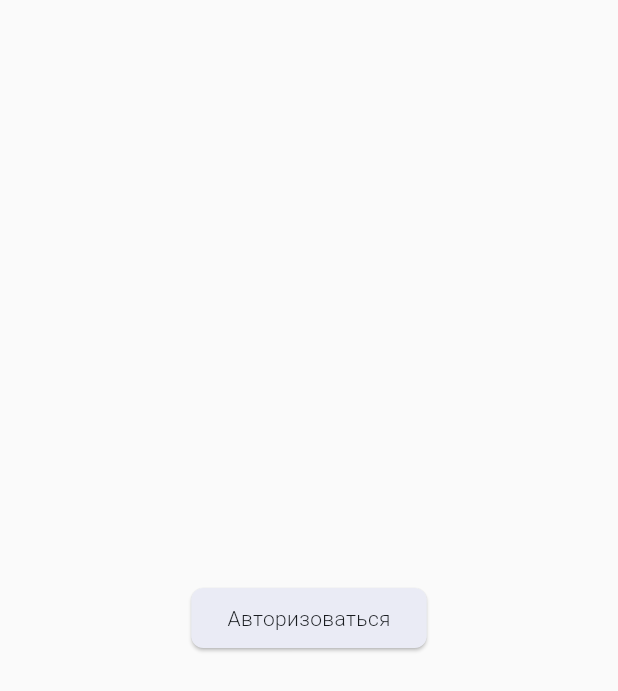
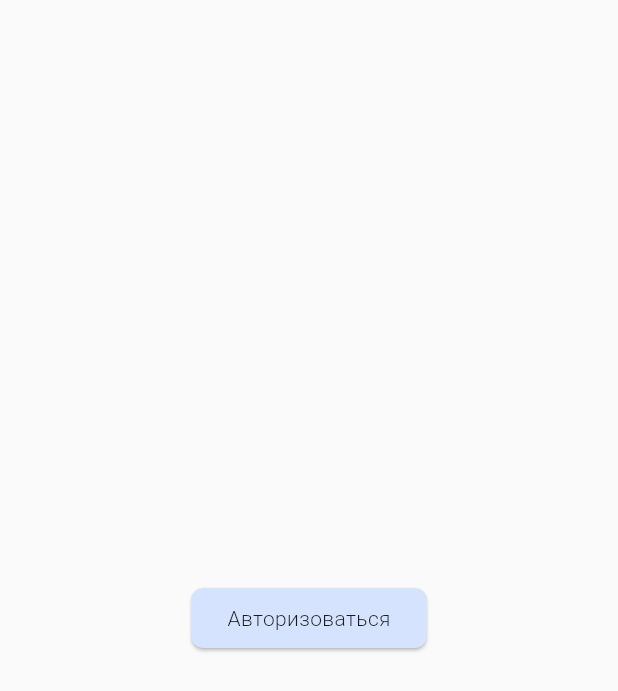
Before and after one commit to Beg1sJR/flutter_news, a Flutter app: the NoAuthPage screen opened directly, on a phone screen of 412 x 824 dp. Shown: the top 691 px of the screen. Run offline on Flutter 3.47's test engine with Material 3 defaults, Android fonts, the phone set to English and light mode, and no system bars; our stand-ins replace bloc, cloud_firestore, dio, email_validator, equatable, firebase_auth and 15 more; missing offline and left inert: talker_bloc_logger, talker_dio_logger; accounts and stored records are empty; network calls fail; statements that could not run were skipped.

Commit message:
fixed bug with nav bar and fixed no auth page ui

```diff
--- a/lib/core/ui/pages/no_auth_page.dart
+++ b/lib/core/ui/pages/no_auth_page.dart
@@ -15,7 +15,8 @@ class NoAuthPage extends StatelessWidget {
             context.push('/login');
           },
           style: ElevatedButton.styleFrom(
-            surfaceTintColor: theme.primaryColor.withOpacity(0.3),
+            backgroundColor: theme.colorScheme.primaryContainer,
+            foregroundColor: theme.colorScheme.primary,
             shape: RoundedRectangleBorder(
               borderRadius: BorderRadius.circular(8),
             ),
--- a/lib/features/scaffold_with_nav_bar/scaffold_with_nav_bar.dart
+++ b/lib/features/scaffold_with_nav_bar/scaffold_with_nav_bar.dart
@@ -21,6 +21,7 @@ class ScaffoldWithNavBar extends StatelessWidget {
       bottomNavigationBar: Padding(
         padding: const EdgeInsets.symmetric(horizontal: 15, vertical: 15),
         child: GNav(
+          selectedIndex: navigationShell.currentIndex,
           tabBorderRadius: 30,
           tabActiveBorder: Border.all(
             color: isDark ? Colors.grey.shade600 : Colors.black,
@@ -48,3 +49,31 @@ class ScaffoldWithNavBar extends StatelessWidget {
     );
   }
 }
+
+
+// body: navigationShell,
+//       bottomNavigationBar: BottomNavigationBar(
+//         currentIndex: navigationShell.currentIndex,
+//         onTap: (int index) => _onTap(context, index),
+//         type: BottomNavigationBarType.fixed,
+//         selectedItemColor: theme.colorScheme.primary,
+//         unselectedItemColor: theme.hintColor,
+//         items: <BottomNavigationBarItem>[
+//           BottomNavigationBarItem(
+//             icon: Icon(Icons.home),
+//             label: S.of(context).main,
+//           ),
+//           BottomNavigationBarItem(
+//             icon: Icon(Icons.search),
+//             label: S.of(context).search,
+//           ),
+//           BottomNavigationBarItem(
+//             icon: Icon(Icons.history),
+//             label: S.of(context).history,
+//           ),
+//           BottomNavigationBarItem(
+//             icon: Icon(Icons.person),
+//             label: S.of(context).profile,
+//           ),
+//         ],
+//       ),
```
